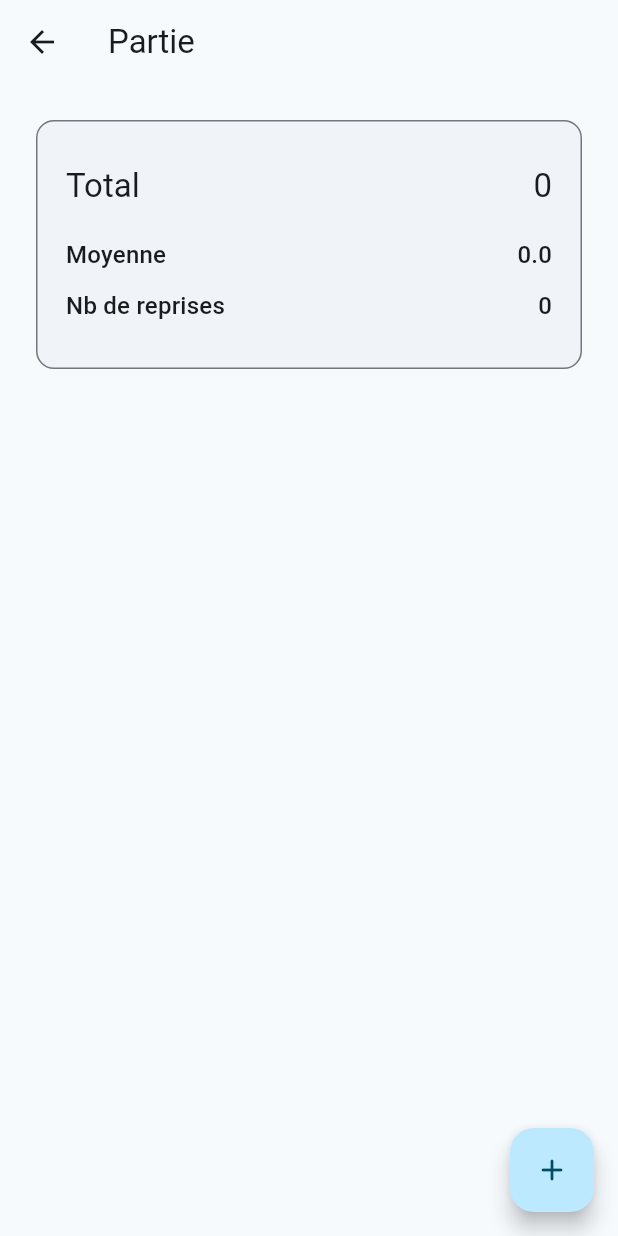
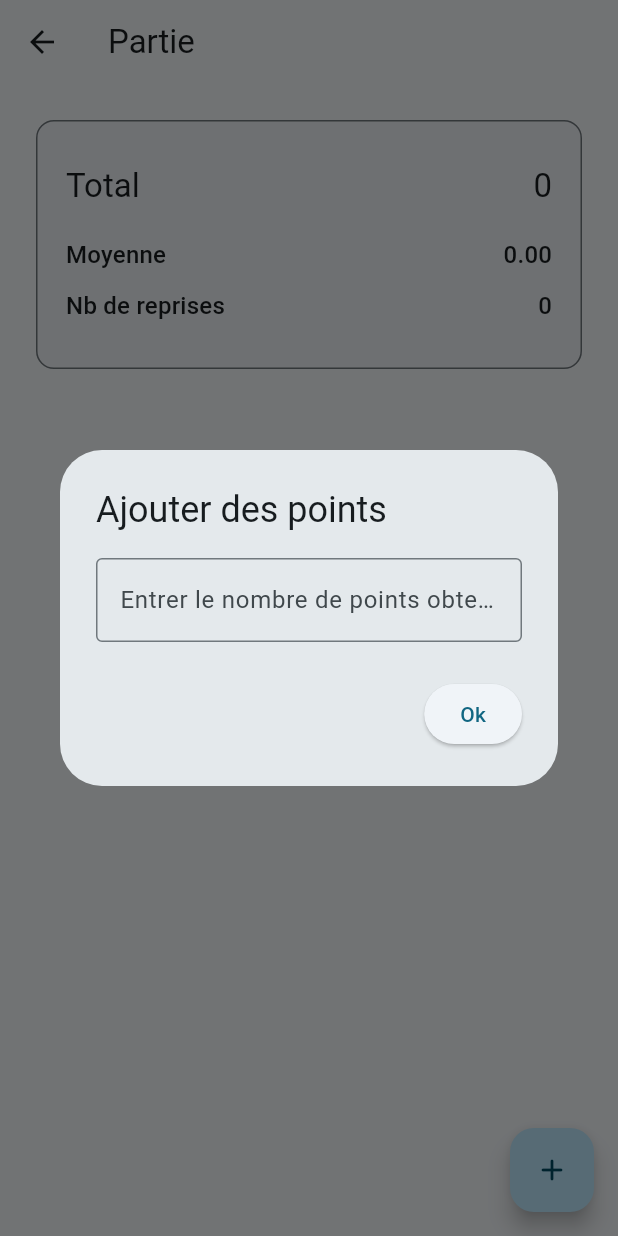
Before and after one commit to gregoirekourdouli/Billard-Francais, a Flutter app: the CurrentGameView screen opened directly with empty values, after a tap on the "add" icon, on a phone screen of 412 x 824 dp. Run offline on Flutter 3.47's test engine with Material 2 defaults, Android fonts, the phone set to English and light mode, and no system bars; drawn by our look-alikes of dynamic_color; our stand-ins replace settings_ui, shared_preferences, synchronized; missing offline and left inert: sqlite3; accounts and stored records are empty.

Commit message:
Add AlertDialog to add some points

```diff
--- a/lib/competitor_view.dart
+++ b/lib/competitor_view.dart
@@ -14,12 +14,14 @@ abstract class _CardRow extends StatelessWidget {
 
   TextStyle getDataStyle(BuildContext context);
 
+  String getData(dynamic data);
+
   Widget getFutureBuilder(
       BuildContext context, TurnProvider provider, Widget? child);
 
   Widget _pointTextBuilder(context, snapshot) {
     if (snapshot.hasData) {
-      return Text(snapshot.data!.toString(), style: getDataStyle(context));
+      return Text(getData(snapshot.data!), style: getDataStyle(context));
     } else if (snapshot.hasError) {
       throw snapshot.error ?? "Could not retrieve turns";
     } else {
@@ -65,6 +67,9 @@ class _CardTotalRow extends _CardRow {
         future: provider.getScore(game, competitorId),
         builder: _pointTextBuilder);
   }
+
+  @override
+  String getData(data) => data.toString();
 }
 
 class _CardAvgRow extends _CardRow {
@@ -88,6 +93,11 @@ class _CardAvgRow extends _CardRow {
     return FutureBuilder<double>(
         future: provider.getAvg(game, competitorId),
         builder: _pointTextBuilder);
+  }
+
+  @override
+  String getData(data) {
+    return (data as double).toStringAsFixed(2);
   }
 }
 
@@ -113,6 +123,9 @@ class _CardCountRow extends _CardRow {
 
   @override
   TextStyle getTitleStyle(BuildContext context) => getDataStyle(context);
+
+  @override
+  String getData(data) => data.toString();
 }
 
 class CompetitorView extends StatelessWidget {
--- a/lib/current_game_view.dart
+++ b/lib/current_game_view.dart
@@ -52,29 +52,68 @@ class _CurrentGameViewState extends State<CurrentGameView> {
       bottomNavigationBar: _bottomBarBuilder(),
       floatingActionButton: FloatingActionButton(
         onPressed: () {
-            Provider.of<TurnProvider>(context, listen: false)
-                .addPoints(widget.game, _index, 10);
+          _dialogBuilder(context);
         },
-          child: const Icon(Icons.add_rounded)),
+        tooltip: "Ajouter des points",
+        child: const Icon(Icons.add_rounded),
+      ),
     );
+  }
+
+  Future<void> _dialogBuilder(BuildContext context) {
+    return showDialog(
+        context: context,
+        builder: (context) {
+          return AddTurnDialog(game: widget.game, competitorId: _index);
+        });
   }
 }
 
-class AddTurnDialog extends StatelessWidget {
-  const AddTurnDialog({super.key});
+class AddTurnDialog extends StatefulWidget {
+  const AddTurnDialog(
+      {super.key, required this.game, required this.competitorId});
+
+  final Game game;
+  final int competitorId;
+
+  @override
+  State<AddTurnDialog> createState() => _AddTurnDialogState();
+}
+
+class _AddTurnDialogState extends State<AddTurnDialog> {
+  final controller = TextEditingController();
+
+  @override
+  void dispose() {
+    controller.dispose();
+    super.dispose();
+  }
 
   @override
   Widget build(BuildContext context) {
-    return Dialog(
-        child: TextField(
+    return AlertDialog(
+        title: const Text("Ajouter des points"),
+        content: TextField(
+          controller: controller,
           keyboardType: TextInputType.number,
           inputFormatters: <TextInputFormatter>[
             FilteringTextInputFormatter.digitsOnly
           ],
-      decoration: InputDecoration(
+          decoration: const InputDecoration(
             border: OutlineInputBorder(),
             hintText: 'Entrer le nombre de points obtenus',
           ),
-    ));
+        ),
+        actions: [
+          ElevatedButton(
+              onPressed: () {
+                Provider.of<TurnProvider>(context, listen: false).addPoints(
+                    widget.game,
+                    widget.competitorId,
+                    int.parse(controller.text));
+                Navigator.of(context).pop();
+              },
+              child: const Text("Ok"))
+        ]);
   }
 }
--- a/lib/dao.dart
+++ b/lib/dao.dart
@@ -16,7 +16,7 @@ class DAO {
 
   Future<List<Game>> getGames() async {
     final results = await _db.selectQuery(
-        "SELECT id, timestamp, competitors FROM games WHERE favorite = 0");
+        "SELECT id, timestamp, competitors FROM games WHERE favorite = 0 ORDER BY id DESC");
     return results
         .map((e) => Game(
             id: e['id'] as int,
@@ -27,7 +27,7 @@ class DAO {
 
   Future<List<Game>> getFavoriteGames() async {
     final results = await _db.selectQuery(
-        "SELECT id, timestamp, competitors FROM games WHERE favorite = 1");
+        "SELECT id, timestamp, competitors FROM games WHERE favorite = 1 ORDER BY id DESC");
     return results
         .map(
           (e) => Game(
@@ -69,7 +69,7 @@ class DAO {
 
   Future<List<Turn>> getTurns(Game game, int competitorId) async {
     final results = await _db.selectQuery(
-        "SELECT id, points FROM turns WHERE gameId = ${game.id} AND competitorId = $competitorId");
+        "SELECT id, points FROM turns WHERE gameId = ${game.id} AND competitorId = $competitorId ORDER BY id DESC");
     return results
         .map((e) => Turn(id: e['id'] as int, points: e['points'] as int))
         .toList();
```
Also changed, not shown: lib/game_view.dart (+10 -1 lines). Lines whose indentation alone changed are shown as unchanged.
